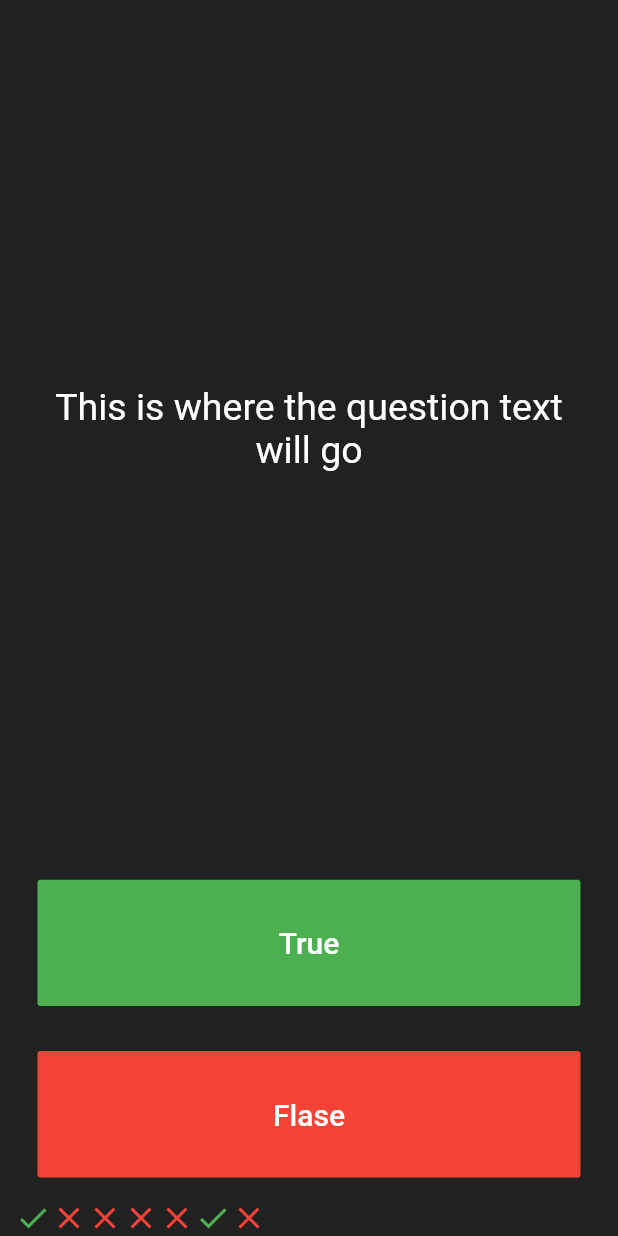
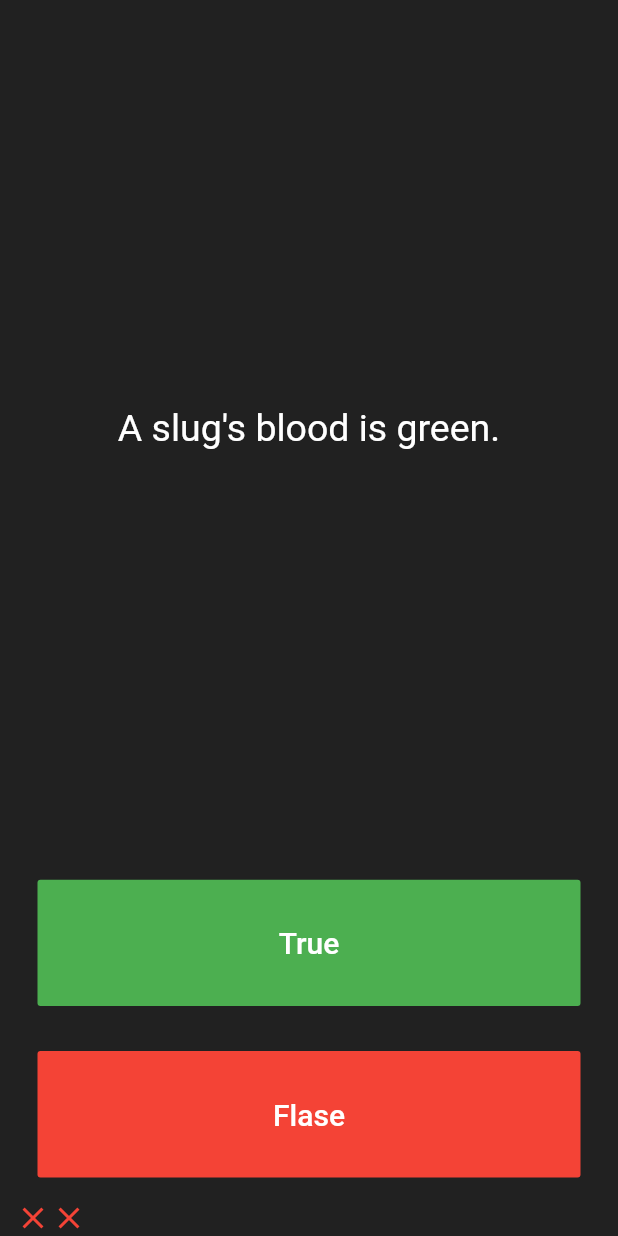
Before and after one commit to siam-khan/Quizzier-flutter, a Flutter app: the screen it shows after launch, after a tap on "True", after a tap on "Flase", on a phone screen of 412 x 824 dp. Run offline on Flutter 3.47's test engine with Material 2 defaults, Android fonts, the phone set to English and light mode, and no system bars.

```diff
--- a/lib/main.dart
+++ b/lib/main.dart
@@ -1,4 +1,8 @@
 import 'package:flutter/material.dart';
+
+import 'quiz_brain.dart';
+
+QuizBrain quizBrain= QuizBrain();
 
 void main() {
   runApp( Quizzler());
@@ -30,25 +34,23 @@ class QuizPage extends StatefulWidget {
 
 class _QuizPageState extends State<QuizPage> {
 
-  List<Icon> scoreKeeper=[
+  List<Icon> scoreKeeper=[];
 
- Icon( Icons.check,
- color: Colors.green,),
+  void checkAnswer(bool userPickedAnswer){
+    bool correctAnswer = quizBrain.getCorrectAnswer();
+     setState(() {
+        if(userPickedAnswer==correctAnswer){
+                // print("user got it r8!");
+               scoreKeeper.add(Icon(Icons.check,color: Colors.green,));
+              }else{
+                // print("user got it wrong");
+                scoreKeeper.add(Icon(Icons.close, color: Colors.red,));
+              }
 
- Icon( Icons.close,
- color: Colors.red,),
+    quizBrain.nextQuestion();
+ });
 
-
- Icon( Icons.close,
- color: Colors.red,),
-
- Icon( Icons.close,
- color: Colors.red,),
-
- Icon( Icons.close,
- color: Colors.red,),
-
-  ];
+  }
 
   @override
   Widget build(BuildContext context) {
@@ -62,7 +64,7 @@ class _QuizPageState extends State<QuizPage> {
           flex: 5,
 
           child: Padding(padding: EdgeInsets.all(10.0),
-          child: Center(child: Text("This is where the question text will go",
+          child: Center(child: Text(quizBrain.geQuestionText(),
           textAlign: TextAlign.center,
           style: TextStyle(fontSize: 25.0,color: Colors.white),
           ),
@@ -82,10 +84,13 @@ class _QuizPageState extends State<QuizPage> {
             ),
             ),
             onPressed: (){
- setState(() {
-   scoreKeeper.add(Icon(Icons.check, color: Colors.green,),
-   );
- });
+
+
+checkAnswer(true);
+
+
+
+
             },
             ),
             ),
@@ -102,11 +107,9 @@ Expanded(
             ),
             ),
             onPressed: (){
- setState(() {
-   scoreKeeper.add(
-     Icon(Icons.close, color: Colors.red,),
-   );
- });
+
+checkAnswer(false);
+
             },
             ),
             ),
--- /dev/null
+++ b/lib/question.dart
@@ -0,0 +1,16 @@
+class Question{
+  String questionText;
+ bool questionAnswer;
+
+Question(this.questionText, this.questionAnswer){
+// questionText=q;
+// questionAnswer= a;
+
+
+
+
+}
+
+}
+
+// Question newQuestion= Question( "text", true);
--- /dev/null
+++ b/lib/quiz_brain.dart
@@ -0,0 +1,36 @@
+import 'question.dart';
+
+
+
+class QuizBrain{
+
+int _questionNumber=0;
+List<Question> _questionBank= [
+ Question("You can lead a cow down stairs but not up stairs.", false ),
+ Question( "Approximately one quater of human bones are in the feet.",true),
+ Question( "A slug\'s blood is green.",  true ),
+
+
+
+ ];
+
+void nextQuestion(){
+ if(_questionNumber< _questionBank.length-1){
+     _questionNumber++;
+
+ }
+
+
+}
+
+
+ String geQuestionText(){
+   return _questionBank[_questionNumber].questionText;
+ }
+
+bool getCorrectAnswer(){
+  return _questionBank[_questionNumber].questionAnswer;
+}
+
+
+}
```
